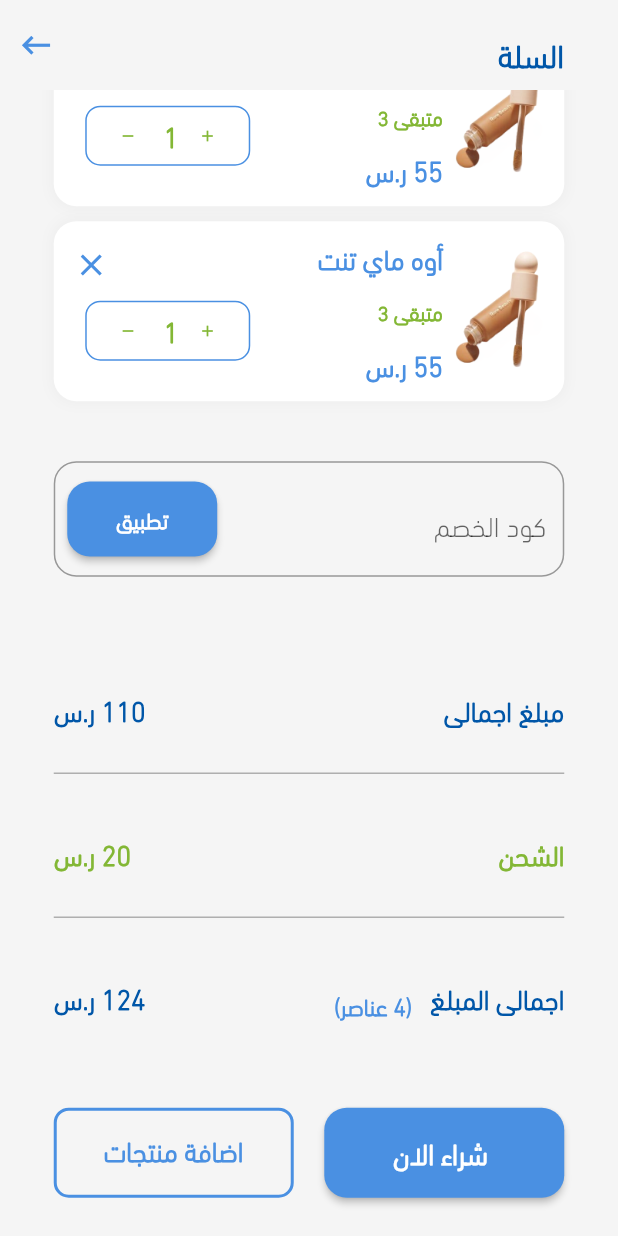
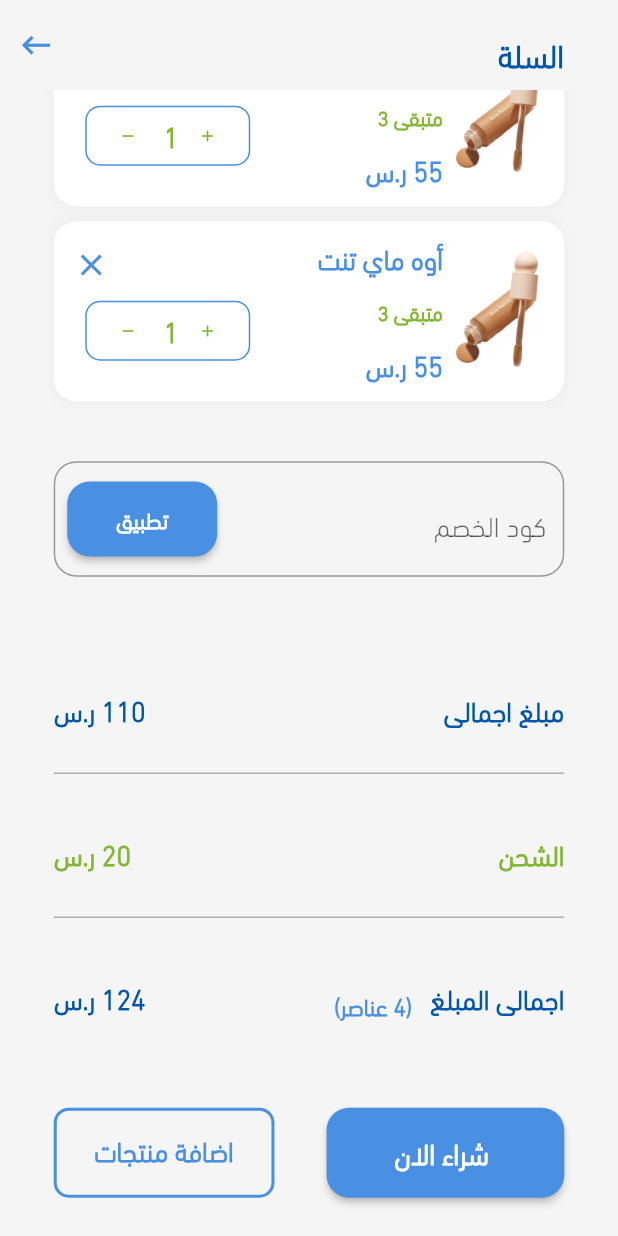
Before and after one commit to EbrahimMShaaban/acnoria, a Flutter app: the CartScreen screen opened directly, scrolled down 84 dp, on a phone screen of 412 x 824 dp. Run offline on Flutter 3.47's test engine with Material 2 defaults, Android fonts, the phone set to English and light mode, and no system bars; our stand-ins replace dio, flutter_bloc, flutter_screenutil, pin_code_fields, shared_preferences, smooth_page_indicator; missing offline and left inert: flutter_multi_select_items; accounts and stored records are empty.

Commit message:
button edit

```diff
--- a/lib/features/cart/view.dart
+++ b/lib/features/cart/view.dart
@@ -90,7 +90,7 @@ class _CartScreenState extends State<CartScreen> {
                 crossAxisAlignment: CrossAxisAlignment.end,
                 children: [
                   ButtonTemplate(
-                    minwidth: 160,
+                    minwidth: MediaQueryHelper.sizeFromWidth(context,2.6),
                     color: AppColors.primarycolor,
                     text1: "شراء الان",
                     onPressed: () {
@@ -102,7 +102,7 @@ class _CartScreenState extends State<CartScreen> {
                     child: InkWell(
                       onTap: () {},
                       child: Container(
-                        width: 160,
+                        width: MediaQueryHelper.sizeFromWidth(context, 2.8),
                         height: 60,
                         decoration: BoxDecoration(
                           border: Border.all(color: AppColors.blue, width: 2.0),
--- a/lib/main.dart
+++ b/lib/main.dart
@@ -1,4 +1,3 @@
-import 'package:acnoria/features/Profile/view.dart';
 import 'package:acnoria/features/layout/view.dart';
 
 import 'package:acnoria/features/registration/login/view.dart';
@@ -10,7 +9,6 @@ import 'package:flutter_localizations/flutter_localizations.dart';
 import 'package:flutter_screenutil/flutter_screenutil.dart';
 
 import 'features/Home/view.dart';
-import 'features/Profile/myorders.dart';
 import 'features/search/filteration.dart';
 
 void main() {
@@ -39,7 +37,7 @@ class MyApp extends StatelessWidget {
             Locale('ar'), // English
             // Locale('es'), // Spanish
           ],
-          home: AppLayout(),
+          home: OnBoardingScreen(),
         );
       },
     );
```
